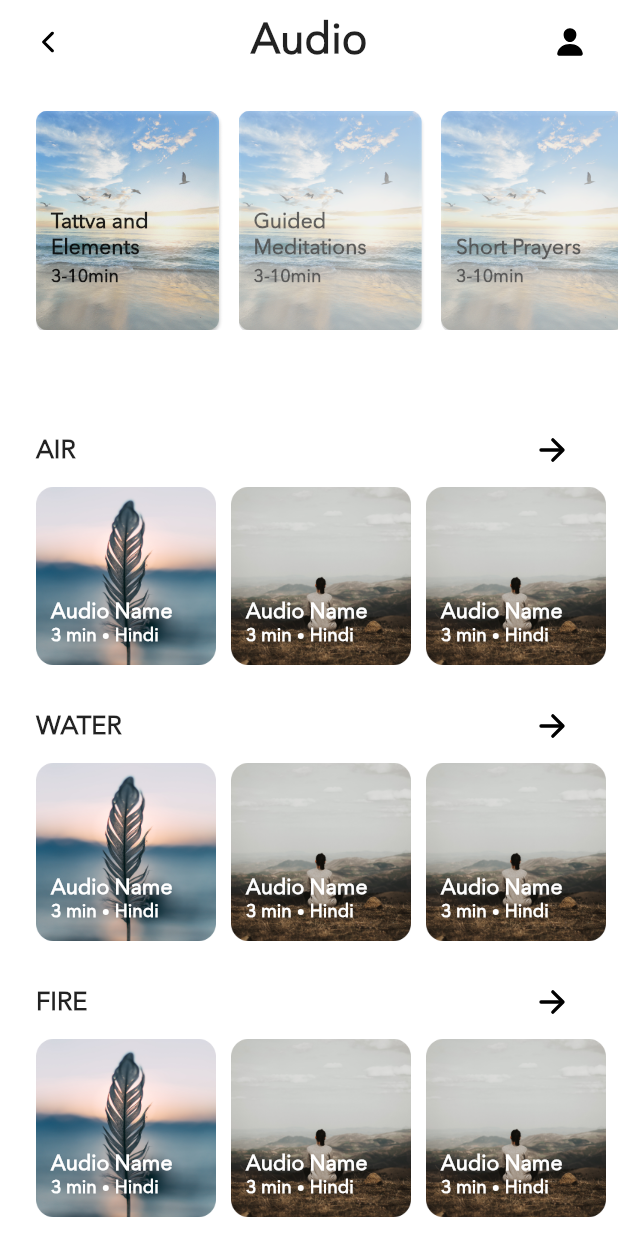
After one commit to thelazyindian/tattva, a Flutter app: the AudioPage screen opened by its route, on a phone screen of 412 x 824 dp. The commit adds this screen. Run offline on Flutter 3.47's test engine with Material 2 defaults, Android fonts, the light colour scheme and no system bars; our stand-ins replace bloc, cloud_firestore, dartz, firebase_auth, firebase_core, flutter_bloc and 6 more; missing offline and left inert: flutter_facebook_auth; accounts and stored records are empty; project files that could hold a hidden picture were left out.

Commit message:
Import Audio Page UI

```diff
--- a/lib/infrastructure/authentication/auth_facade.dart
+++ b/lib/infrastructure/authentication/auth_facade.dart
@@ -2,7 +2,6 @@ import 'package:cloud_firestore/cloud_firestore.dart';
 import 'package:dartz/dartz.dart';
 import 'package:firebase_auth/firebase_auth.dart';
 import 'package:flutter/material.dart';
-import 'package:flutter/services.dart';
 import 'package:flutter_facebook_auth/flutter_facebook_auth.dart';
 import 'package:google_sign_in/google_sign_in.dart';
 import 'package:injectable/injectable.dart';
--- a/lib/main.dart
+++ b/lib/main.dart
@@ -2,6 +2,7 @@ import 'package:firebase_core/firebase_core.dart';
 import 'package:flutter/material.dart';
 import 'package:injectable/injectable.dart';
 import 'package:tattva/injection.dart';
+import 'package:tattva/pages/audio/audio_page.dart';
 import 'package:tattva/pages/authentication/forgot_password_page.dart';
 import 'package:tattva/pages/authentication/login_page.dart';
 import 'package:tattva/pages/authentication/register_page.dart';
@@ -60,11 +61,13 @@ class MyApp extends StatelessWidget {
       home: SplashPage(),
       routes: {
         '/landing': (_) => LandingPage(),
-        '/home': (_) => ProfilePage(),
+        '/home': (_) => HomePage(),
         '/register': (_) => RegisterPage(),
         '/login': (_) => LoginPage(),
         '/forgot_password': (_) => ForgotPassword(),
         '/edit_profile': (_) => EditProfilePage(),
+        '/profile': (_) => ProfilePage(),
+        '/audios': (_) => AudioPage(),
       },
     );
   }
--- /dev/null
+++ b/lib/pages/audio/audio_page.dart
@@ -0,0 +1,120 @@
+import 'package:flutter/material.dart';
+import 'package:flutter/rendering.dart';
+import 'package:tattva/pages/audio/widgets/audio_category_item.dart';
+import 'package:tattva/pages/audio/widgets/page_contents.dart';
+import 'package:tattva/pages/core/custom_app_bar.dart';
+
+class AudioPage extends StatefulWidget {
+  @override
+  _AudioPageState createState() => _AudioPageState();
+}
+
+class _AudioPageState extends State<AudioPage> {
+  List<List<String>> superList = [
+    ["AIR", "WATER", "FIRE"],
+    ["EMOTIONAL HAPPINESS", "POSITIVE MINDSET", "CONFIDENCE & STRENGTH"],
+    ["PRAYER 1", "PRAYER 2", "PRAYER 3"]
+  ];
+
+  int selectedIndex = 0;
+
+  @override
+  Widget build(BuildContext context) {
+    return Scaffold(
+      appBar: CustomAppBar(text: "Audio"),
+      backgroundColor: Theme.of(context).primaryColor,
+      body: ListView(
+        padding: const EdgeInsets.symmetric(vertical: 16.0),
+        children: [
+          TopRow(
+            onItemSelected: (idx) {
+              setState(() {
+                selectedIndex = idx;
+              });
+            },
+          ),
+          const SizedBox(height: 58.0),
+          PageContents(textsList: superList[selectedIndex]),
+        ],
+      ),
+    );
+  }
+}
+
+class TopRow extends StatefulWidget {
+  final Function(int) onItemSelected;
+  TopRow({
+    Key? key,
+    required this.onItemSelected,
+  }) : super(key: key);
+
+  @override
+  _TopRowState createState() => _TopRowState();
+}
+
+class _TopRowState extends State<TopRow> {
+  int selectedItem = 0;
+  List<Map<String, dynamic>> items = [
+    {
+      'imageUri': 'assets/top_categories.png',
+      'heading': 'Tattva and Elements',
+      'subHeading': '3-10min',
+    },
+    {
+      'imageUri': 'assets/top_categories.png',
+      'heading': 'Guided Meditations',
+      'subHeading': '3-10min',
+    },
+    {
+      'imageUri': 'assets/top_categories.png',
+      'heading': 'Short Prayers',
+      'subHeading': '3-10min',
+    },
+  ];
+
+  Widget _buildRoundedCards({
+    required int index,
+    required String imageUri,
+    required String heading,
+    required String subHeading,
+  }) {
+    return Opacity(
+      opacity: selectedItem == index ? 1.0 : 0.7,
+      child: InkWell(
+        borderRadius: BorderRadius.circular(8.0),
+        onTap: () {
+          if (selectedItem != index) {
+            setState(() {
+              selectedItem = index;
+              widget.onItemSelected(selectedItem);
+            });
+          }
+        },
+        child: AudioCategoryItem(
+          imageUri: imageUri,
+          heading: heading,
+          subHeading: subHeading,
+        ),
+      ),
+    );
+  }
+
+  @override
+  Widget build(BuildContext context) {
+    return SizedBox(
+      height: 150.0,
+      child: ListView.separated(
+        padding: const EdgeInsets.symmetric(horizontal: 24.0),
+        scrollDirection: Axis.horizontal,
+        itemBuilder: (context, idx) => _buildRoundedCards(
+          index: idx,
+          imageUri: items[idx]['imageUri'],
+          heading: items[idx]['heading'],
+          subHeading: items[idx]['subHeading'],
+        ),
+        separatorBuilder: (context, idx) => const SizedBox(width: 10),
+        itemCount: items.length,
+      ),
+    );
+  }
+}
--- /dev/null
+++ b/lib/pages/audio/widgets/audio_category_item.dart
@@ -0,0 +1,56 @@
+import 'package:flutter/material.dart';
+
+class AudioCategoryItem extends StatelessWidget {
+  final String imageUri;
+  final String heading;
+  final String subHeading;
+
+  const AudioCategoryItem({
+    Key? key,
+    required this.imageUri,
+    required this.heading,
+    required this.subHeading,
+  }) : super(key: key);
+
+  @override
+  Widget build(BuildContext context) {
+    return ClipRRect(
+      borderRadius: BorderRadius.circular(8.0),
+      child: Stack(
+        children: [
+          SizedBox(
+            height: 150.0,
+            width: 125.0,
+            child: Image.asset(imageUri),
+          ),
+          Positioned(
+            bottom: 30.0,
+            left: 10.0,
+            right: 10.0,
+            child: Column(
+              mainAxisSize: MainAxisSize.max,
+              crossAxisAlignment: CrossAxisAlignment.start,
+              children: [
+                Text(
+                  heading,
+                  style: TextStyle(
+                    fontSize: 14.0,
+                    fontWeight: FontWeight.w900,
+                  ),
+                ),
+                const SizedBox(height: 4.0),
+                Text(
+                  subHeading,
+                  style: TextStyle(
+                    fontSize: 12.0,
+                    fontWeight: FontWeight.w600,
+                  ),
+                ),
+              ],
+            ),
+          ),
+        ],
+      ),
+    );
+  }
+}
--- /dev/null
+++ b/lib/pages/audio/widgets/audio_item.dart
@@ -0,0 +1,87 @@
+import 'package:flutter/material.dart';
+
+class AudioItem extends StatelessWidget {
+  final String imageUri;
+  final String heading;
+  final String firstSubHeading;
+  final String secondSubHeading;
+
+  const AudioItem({
+    Key? key,
+    this.imageUri = '',
+    required this.heading,
+    required this.firstSubHeading,
+    required this.secondSubHeading,
+  }) : super(key: key);
+  @override
+  Widget build(BuildContext context) {
+    return ClipRRect(
+      borderRadius: BorderRadius.circular(12.0),
+      child: SizedBox(
+        height: 120.0,
+        width: 120.0,
+        child: Stack(
+          children: [
+            InkWell(
+              borderRadius: BorderRadius.circular(12.0),
+              onTap: () {},
+              child: (imageUri.isNotEmpty)
+                  ? Ink.image(image: AssetImage(imageUri))
+                  : Container(color: Colors.grey),
+            ),
+            Positioned(
+              child: textualElements(),
+              bottom: 13.0,
+              left: 10.0,
+              right: 10.0,
+            )
+          ],
+        ),
+      ),
+    );
+  }
+
+  Widget textualElements() {
+    return Column(
+      mainAxisSize: MainAxisSize.max,
+      crossAxisAlignment: CrossAxisAlignment.start,
+      children: [
+        Text(
+          heading,
+          style: TextStyle(
+            fontWeight: FontWeight.w900,
+            color: Colors.white,
+          ),
+        ),
+        SizedBox(height: .0),
+        Row(
+          children: [
+            Text(
+              firstSubHeading,
+              style: TextStyle(
+                fontWeight: FontWeight.w600,
+                fontSize: 12.0,
+                color: Colors.white,
+              ),
+            ),
+            Container(
+              width: 4.0,
+              height: 4.0,
+              margin: const EdgeInsets.symmetric(horizontal: 4.0),
+              decoration:
+                  BoxDecoration(shape: BoxShape.circle, color: Colors.white),
+            ),
+            Text(
+              secondSubHeading,
+              style: TextStyle(
+                fontWeight: FontWeight.w600,
+                fontSize: 12.0,
+                color: Colors.white,
+              ),
+            ),
+          ],
+        )
+      ],
+    );
+  }
+}
--- /dev/null
+++ b/lib/pages/audio/widgets/audio_subcategory_section.dart
@@ -0,0 +1,91 @@
+import 'package:flutter/material.dart';
+import 'package:flutter_svg/flutter_svg.dart';
+import 'package:tattva/pages/audio/widgets/audio_item.dart';
+
+class AudioSubcategorySection extends StatelessWidget {
+  final String topText;
+
+  const AudioSubcategorySection({
+    Key? key,
+    required this.topText,
+  }) : super(key: key);
+
+  @override
+  Widget build(BuildContext context) {
+    final List<Widget> items = [
+      AudioItem(
+        imageUri: 'assets/feather.png',
+        heading: "Audio Name",
+        firstSubHeading: "3 min",
+        secondSubHeading: "Hindi",
+      ),
+      AudioItem(
+        imageUri: 'assets/meditation.png',
+        heading: "Audio Name",
+        firstSubHeading: "3 min",
+        secondSubHeading: "Hindi",
+      ),
+      AudioItem(
+        imageUri: 'assets/meditation.png',
+        heading: "Audio Name",
+        firstSubHeading: "3 min",
+        secondSubHeading: "Hindi",
+      ),
+      AudioItem(
+        heading: "Audio Name",
+        firstSubHeading: "3 min",
+        secondSubHeading: "Hindi",
+      ),
+      AudioItem(
+        heading: "Audio Name",
+        firstSubHeading: "3 min",
+        secondSubHeading: "Hindi",
+      ),
+    ];
+
+    return Column(
+      mainAxisSize: MainAxisSize.min,
+      children: [
+        Container(
+          margin: EdgeInsets.symmetric(horizontal: 24.0),
+          child: Row(
+            children: [
+              Text(
+                topText,
+                style: TextStyle(
+                  fontSize: 17.0,
+                  fontWeight: FontWeight.w800,
+                ),
+              ),
+              Spacer(),
+              InkWell(
+                onTap: () {},
+                customBorder: CircleBorder(),
+                child: Padding(
+                  padding: const EdgeInsets.all(8.0),
+                  child: SvgPicture.asset(
+                    'icons/forward.svg',
+                    height: 24.0,
+                    width: 24.0,
+                  ),
+                ),
+              ),
+            ],
+          ),
+        ),
+        const SizedBox(height: 4.0),
+        SizedBox(
+          height: 120.0,
+          child: ListView.separated(
+            padding: const EdgeInsets.symmetric(horizontal: 24.0),
+            scrollDirection: Axis.horizontal,
+            shrinkWrap: true,
+            itemBuilder: (context, idx) => items[idx],
+            separatorBuilder: (context, idx) => const SizedBox(width: 10.0),
+            itemCount: items.length,
+          ),
+        ),
+      ],
+    );
+  }
+}
--- /dev/null
+++ b/lib/pages/audio/widgets/page_contents.dart
@@ -0,0 +1,27 @@
+import 'package:flutter/material.dart';
+import 'package:tattva/pages/audio/widgets/audio_subcategory_section.dart';
+
+class PageContents extends StatelessWidget {
+  final List<String> textsList;
+
+  const PageContents({
+    Key? key,
+    required this.textsList,
+  }) : super(key: key);
+
+  @override
+  Widget build(BuildContext context) {
+    return Column(
+      children: textsList.map((topText) => generateItems(topText)).toList(),
+    );
+  }
+
+  Widget generateItems(topText) {
+    return Column(
+      children: [
+        AudioSubcategorySection(topText: topText),
+        const SizedBox(height: 20.0),
+      ],
+    );
+  }
+}
--- /dev/null
+++ b/lib/pages/core/custom_app_bar.dart
@@ -0,0 +1,67 @@
+import 'package:flutter/material.dart';
+import 'package:flutter_svg/svg.dart';
+import 'package:tattva/utils/dimens.dart';
+import 'package:tattva/utils/others.dart';
+
+class CustomAppBar extends StatelessWidget with PreferredSizeWidget {
+  final String text;
+  final double height;
+  final TextAlign titleAlignment;
+
+  const CustomAppBar({
+    required this.text,
+    this.height = kToolbarHeight,
+    this.titleAlignment = TextAlign.center,
+  });
+
+  @override
+  Size get preferredSize => Size.fromHeight(height);
+
+  @override
+  Widget build(BuildContext context) {
+    return Material(
+      color: Theme.of(context).primaryColor,
+      child: Container(
+        margin: EdgeInsets.only(top: MediaQuery.of(context).viewPadding.top),
+        padding:
+            const EdgeInsets.symmetric(horizontal: appBarPaddingHorizontal),
+        height: preferredSize.height,
+        alignment: Alignment.centerLeft,
+        child: Row(
+          mainAxisSize: MainAxisSize.max,
+          children: [
+            IconButton(
+              onPressed: () {},
+              splashRadius: 28.0,
+              icon: SvgPicture.asset(
+                'icons/back.svg',
+                height: 14.0,
+                width: 14.0,
+              ),
+            ),
+            Expanded(
+              child: Text(
+                text,
+                style: TextStyle(
+                  fontFamily: fontFamily,
+                  fontSize: 28.0,
+                  fontWeight: FontWeight.w900,
+                ),
+                textAlign: titleAlignment,
+              ),
+            ),
+            IconButton(
+              onPressed: () {},
+              splashRadius: 28.0,
+              icon: SvgPicture.asset(
+                'icons/person.svg',
+                height: 21.0,
+                width: 21.0,
+              ),
+            ),
+          ],
+        ),
+      ),
+    );
+  }
+}
--- a/lib/utils/dimens.dart
+++ b/lib/utils/dimens.dart
@@ -44,3 +44,5 @@ const profileItemsHeaderFontSize = 14.0;
 const editProfileTitleFontSize = 20.0;
 const editProfileUploadPicBtnFontSize = 14.0;
 const editProfileUploadPicThumbnailSize = 154.0;
+
+const appBarPaddingHorizontal = 8.0;
--- a/pubspec.yaml
+++ b/pubspec.yaml
@@ -21,6 +21,7 @@ dependencies:
   get_it: ^6.0.0
   injectable: ^1.2.0
   cloud_firestore: ^1.0.1
+  cloud_functions: ^1.0.2
   freezed_annotation: ^0.14.1
   json_annotation: ^4.0.0
   uuid: ^3.0.1
@@ -41,6 +42,7 @@ flutter:
   assets:
     - images/
     - icons/
+    - assets/
 
   fonts:
     - family: Avenir
```
Also changed, not shown: assets/feather.png (added), assets/meditation.png (added), assets/top_categories.png (added), icons/forward.svg (added), pubspec.lock.
